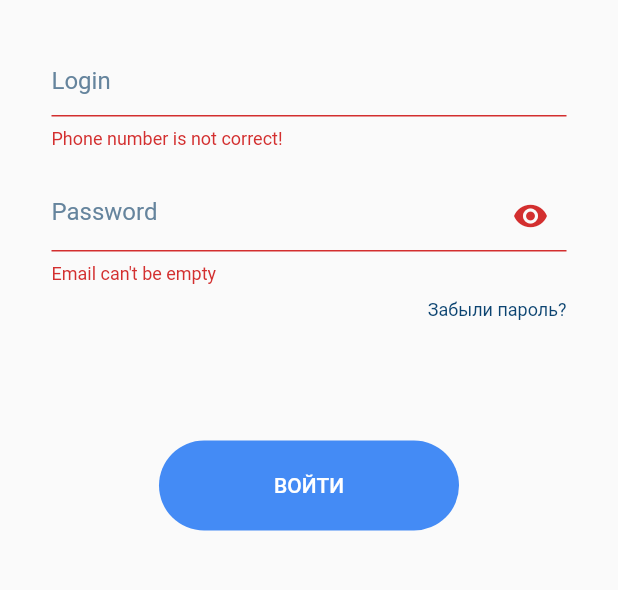
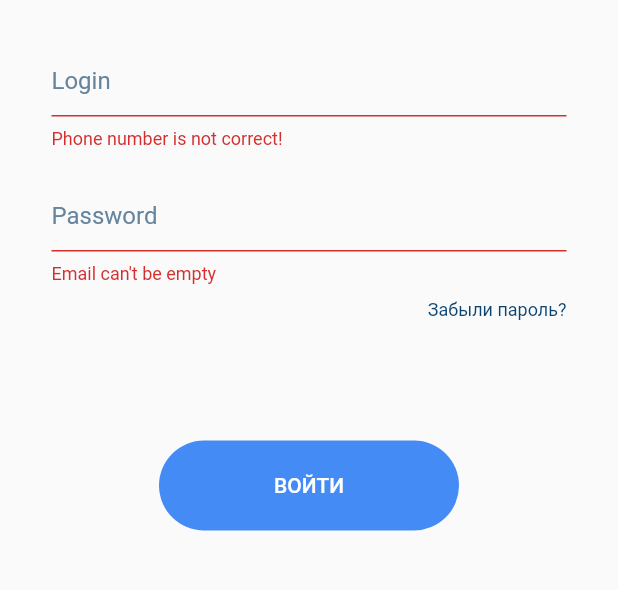
Before and after one commit to altoon-dev/altin, a Flutter app: the LoginScreen screen opened directly, after a tap on "ВОЙТИ", on a phone screen of 412 x 824 dp, the part 437-1027 px from its top. Run offline on Flutter 3.47's test engine with Material 2 defaults, Android fonts, the phone set to English and light mode, and no system bars; our stand-ins replace connectivity_plus, dio, flutter_svg, get_it, google_fonts, mask_text_input_formatter and 1 more; accounts and stored records are empty; project files that could hold a hidden picture were left out.

Commit message:
login service

```diff
--- a/lib/core/client/api_paths.dart
+++ b/lib/core/client/api_paths.dart
@@ -1,2 +1,2 @@
-const String apiBaseUrl = 'http://52.41.112.77:9001/';
+const String apiBaseUrl = 'http://52.41.112.77:9001';
 const String auth = 'auth/api/v1/oauth/token';
--- a/lib/login/user_login.dart
+++ /dev/null
@@ -1,9 +0,0 @@
-class UserModel{
-  final String email;
-  final String token;
-
-  UserModel({
-    required this.email,
-    required this.token,
-});
-}
--- a/lib/main.dart
+++ b/lib/main.dart
@@ -1,4 +1,5 @@
 import 'package:altyn_login/pages/admin_panel/admin_home.dart';
+import 'package:altyn_login/pages/login/view/login_screen.dart';
 import 'package:flutter/material.dart';
 import 'package:altyn_login/di/dependency_injection.dart' as sl;
 
@@ -18,7 +19,7 @@ class MyApp extends StatelessWidget {
       theme: ThemeData(
         primarySwatch: Colors.blue,
       ),
-      home: const AdminHome(),
+      home: LoginScreen.create(),
     );
   }
 }
--- /dev/null
+++ b/lib/pages/login/repository/login_repository_interface.dart
@@ -0,0 +1,8 @@
+import 'package:altyn_login/core/exceptions/failure.dart';
+import 'package:altyn_login/pages/login/repository/model/user_login.dart';
+
+import '../../../core/either/either.dart';
+
+abstract class LoginRepositoryInterface {
+  Future<Either<Failure, UserModel>> login(String email, String password);
+}
--- /dev/null
+++ b/lib/pages/login/repository/model/user_login.dart
@@ -0,0 +1,31 @@
+// ignore_for_file: public_member_api_docs, sort_constructors_first
+import 'dart:convert';
+
+class UserModel {
+  final String email;
+  final String token;
+
+  UserModel({
+    required this.email,
+    required this.token,
+  });
+
+  Map<String, dynamic> toMap() {
+    return <String, dynamic>{
+      'email': email,
+      'token': token,
+    };
+  }
+
+  factory UserModel.fromMap(Map<String, dynamic> map) {
+    return UserModel(
+      email: map['email'] as String,
+      token: map['token'] as String,
+    );
+  }
+
+  String toJson() => json.encode(toMap());
+
+  factory UserModel.fromJson(String source) =>
+      UserModel.fromMap(json.decode(source) as Map<String, dynamic>);
+}
--- a/lib/login/login_screen.dart
+++ b/lib/pages/login/view/login_screen.dart
@@ -1,33 +1,23 @@
-import 'dart:io';
-import 'package:altyn_login/login/login_service.dart';
-import 'package:altyn_login/login/user_login.dart';
 import 'package:flutter/material.dart';
 import 'package:flutter_svg/flutter_svg.dart';
 import 'package:mask_text_input_formatter/mask_text_input_formatter.dart';
-import 'package:dio/dio.dart';
+import 'package:provider/provider.dart';
+import '../repository/login_repository.dart';
+import '../view_model/login_view_model.dart';
 
-import 'login_interface.dart';
+var maskFormatter = MaskTextInputFormatter(
+    mask: '+7 (###) ###-##-##',
+    filter: {"#": RegExp(r'[0-9]')},
+    type: MaskAutoCompletionType.lazy);
 
+class LoginScreen extends StatelessWidget {
+  LoginScreen({super.key});
 
-var maskFormatter = new MaskTextInputFormatter(
-    mask: '+7 (###) ###-##-##',
-    filter: { "#": RegExp(r'[0-9]') },
-    type: MaskAutoCompletionType.lazy
-);
+  final LoginRepository _loginService = LoginRepository();
 
+  final TextEditingController _emailController =
+      TextEditingController(text: "");
 
-class LoginScreen extends StatefulWidget {
-  const LoginScreen({super.key});
-
-  @override
-  State<LoginScreen> createState() => _LoginScreenState();
-}
-
-
-class _LoginScreenState extends State<LoginScreen> {
-  final ILogin _loginService = LoginService();
-  final TextEditingController _emailController = TextEditingController(text: "");
-  bool _isObscure = true;
   final TextEditingController _passwordController = TextEditingController();
 
   //final formKey = GlobalKey<FormState>();
@@ -35,6 +25,8 @@ class _LoginScreenState extends State<LoginScreen> {
 
   @override
   Widget build(BuildContext context) {
+    var viewModel = context.watch<ViewModel>();
+
     return Scaffold(
       body: SafeArea(
         child: Form(
@@ -68,8 +60,7 @@ class _LoginScreenState extends State<LoginScreen> {
                 flex: 10,
                 child: Container(
                   constraints: BoxConstraints(
-                    maxWidth:
-                    MediaQuery.of(context).size.width / 1.2,
+                    maxWidth: MediaQuery.of(context).size.width / 1.2,
                   ),
                   child: Column(
                     mainAxisAlignment: MainAxisAlignment.center,
@@ -78,19 +69,23 @@ class _LoginScreenState extends State<LoginScreen> {
                       SizedBox(
                         height: 30,
                       ),
-                  Container(
-                    width: 500,
+                      Container(
+                        width: 500,
                         child: TextFormField(
                           inputFormatters: [maskFormatter],
                           controller: _emailController,
                           decoration: InputDecoration(
                             enabledBorder: UnderlineInputBorder(
-                              borderSide: BorderSide(color: Color(0xFFA1B4D0).withOpacity(0.25),),),
+                              borderSide: BorderSide(
+                                color: Color(0xFFA1B4D0).withOpacity(0.25),
+                              ),
+                            ),
                             focusedBorder: UnderlineInputBorder(
-                              borderSide: BorderSide(color: Colors.blue),),
+                              borderSide: BorderSide(color: Colors.blue),
+                            ),
                             border: UnderlineInputBorder(
                               borderSide: BorderSide(color: Colors.red),
-                              ),
+                            ),
                             hintText: "Login",
                             hintStyle: TextStyle(
                               color: Color(0xFF65849D),
@@ -98,8 +93,8 @@ class _LoginScreenState extends State<LoginScreen> {
                             fillColor: Color(0xFF65849D),
                           ),
                           validator: (String? phoneNumber) {
-                            print(phoneNumber);
-                            if (phoneNumber != null && phoneNumber.length < 19) {
+                            if (phoneNumber != null &&
+                                phoneNumber.length < 18) {
                               return "Phone number is not correct!";
                             }
                             return null;
@@ -109,48 +104,8 @@ class _LoginScreenState extends State<LoginScreen> {
                       SizedBox(
                         height: 20,
                       ),
-                       Container(
-                         width: 500,
-                         child: TextFormField(
-                           textInputAction: TextInputAction.done,
-                      //  onEditingComplete: ()async{
-                          ////   UserModel? user = await _loginService.login(_emailController.text,_passwordController.text );
-                          //   Navigator.of(context).pushReplacement(MaterialPageRoute(builder: (_) =>LoginScreen(user:user))
-
-                          //},
-                          controller: _passwordController,
-                          obscureText: _isObscure,
-                          decoration: InputDecoration(
-                         enabledBorder: UnderlineInputBorder(
-                         borderSide: BorderSide(color: Color(0xFFA1B4D0).withOpacity(0.25),),),
-                            focusedBorder: UnderlineInputBorder(
-                              borderSide: BorderSide(color: Colors.blue),),
-                            border: UnderlineInputBorder(
-                              borderSide: BorderSide(color: Colors.red,),
-                              ),
-                            hintText: "Password",
-                            //errorText: "Неверный пароль!",
-                            suffixIcon: IconButton(
-                              icon: Icon(_isObscure ? Icons.visibility : Icons.visibility_off),
-                              onPressed: (){
-                                setState(() {
-                                  _isObscure = !_isObscure;
-                                });
-                              },
-                            ),
-                            hintStyle: TextStyle(
-                              color: Color(0xFF65849D),
-                            ),
-                            fillColor: Color(0xFF65849D),
-                          ),
-                           validator: (String? UserName) {
-                             if (UserName != null && UserName.isEmpty) {
-                               return "Email can't be empty";
-                             }
-                             return null;
-                           },
-                      ),
-                       ),
+                      PasswordTextField(
+                          passwordController: _passwordController),
                       SizedBox(
                         height: 10,
                       ),
@@ -174,15 +129,20 @@ class _LoginScreenState extends State<LoginScreen> {
                       FilledButton(
                         style: ButtonStyle(
                           minimumSize: MaterialStateProperty.all(
-                            Size(200,60),),
+                            Size(200, 60),
+                          ),
                           backgroundColor: MaterialStateColor.resolveWith(
-                                (states) => Color(0xFF448BF5),
+                            (states) => Color(0xFF448BF5),
                           ),
                         ),
                         onPressed: () {
                           if (_formKey.currentState!.validate()) {
-                            // If the form is valid, display a snackbar. In the real world,
-                            // you'd often call a server or save the information in a database.
+                            print(_emailController.text);
+                            print(_passwordController.text);
+                            viewModel.login(
+                              _emailController.text,
+                              _passwordController.text,
+                            );
                             ScaffoldMessenger.of(context).showSnackBar(
                               const SnackBar(content: Text('Processing Data')),
                             );
@@ -204,4 +164,68 @@ class _LoginScreenState extends State<LoginScreen> {
       ),
     );
   }
+
+  static Widget create() => ChangeNotifierProvider(
+        create: (_) => ViewModel(),
+        child: LoginScreen(),
+      );
 }
+
+class PasswordTextField extends StatelessWidget {
+  const PasswordTextField({
+    super.key,
+    required TextEditingController passwordController,
+  }) : _passwordController = passwordController;
+
+  final TextEditingController _passwordController;
+
+  @override
+  Widget build(BuildContext context) {
+    return Container(
+      width: 500,
+      child: TextFormField(
+        textInputAction: TextInputAction.done,
+        //  onEditingComplete: ()async{
+        ////   UserModel? user = await _loginService.login(_emailController.text,_passwordController.text );
+        //   Navigator.of(context).pushReplacement(MaterialPageRoute(builder: (_) =>LoginScreen(user:user))
+
+        //},
+        controller: _passwordController,
+        decoration: InputDecoration(
+          enabledBorder: UnderlineInputBorder(
+            borderSide: BorderSide(
+              color: Color(0xFFA1B4D0).withOpacity(0.25),
+            ),
+          ),
+          focusedBorder: UnderlineInputBorder(
+            borderSide: BorderSide(color: Colors.blue),
+          ),
+          border: UnderlineInputBorder(
+            borderSide: BorderSide(
+              color: Colors.red,
+            ),
+          ),
+          hintText: "Password",
+          //errorText: "Неверный пароль!",
+          // suffixIcon: IconButton(
+          //   // icon: Icon(_isObscure
+          //   //     ? Icons.visibility
+          //   //     : Icons.visibility_off),
+          //   onPressed: () {
+          //   },
+          // ),
+          hintStyle: TextStyle(
+            color: Color(0xFF65849D),
+          ),
+          fillColor: Color(0xFF65849D),
+        ),
+        validator: (String? UserName) {
+          if (UserName != null && UserName.isEmpty) {
+            return "Email can't be empty";
+          }
+          return null;
+        },
+      ),
+    );
+  }
+}
--- /dev/null
+++ b/lib/pages/login/view_model/login_view_model.dart
@@ -0,0 +1,22 @@
+import 'package:altyn_login/pages/login/repository/login_repository.dart';
+import 'package:altyn_login/pages/login/repository/login_repository_interface.dart';
+import 'package:flutter/material.dart';
+
+enum ViewState { initial, loading, nominal, error }
+
+class ViewModel extends ChangeNotifier {
+  ViewModel() : _repository = LoginRepository();
+
+  final LoginRepositoryInterface _repository;
+
+  Future<void> login(String email, String password) async {
+    final result = await _repository.login(email, password);
+    if (result.isRight) {
+      print('Success: ${result.right}');
+    } else {
+      print(result.left);
+    }
+
+    notifyListeners();
+  }
+}
--- a/pubspec.yaml
+++ b/pubspec.yaml
@@ -18,6 +18,7 @@ dependencies:
   get_it: ^7.2.0
   google_fonts: ^4.0.3
   mask_text_input_formatter: ^2.4.0
+  provider: ^6.0.5
   shared_preferences: ^2.0.18
 
 dev_dependencies:
```
Also changed, not shown: lib/core/client/rest_client.dart (+4 -8 lines), lib/login/home_view.dart (deleted, +0 -16 lines), lib/login/login_interface.dart (deleted, +0 -21 lines), lib/login/login_service.dart (deleted, +0 -23 lines), lib/pages/login/repository/login_repository.dart (added, +40 -0 lines), pubspec.lock.
